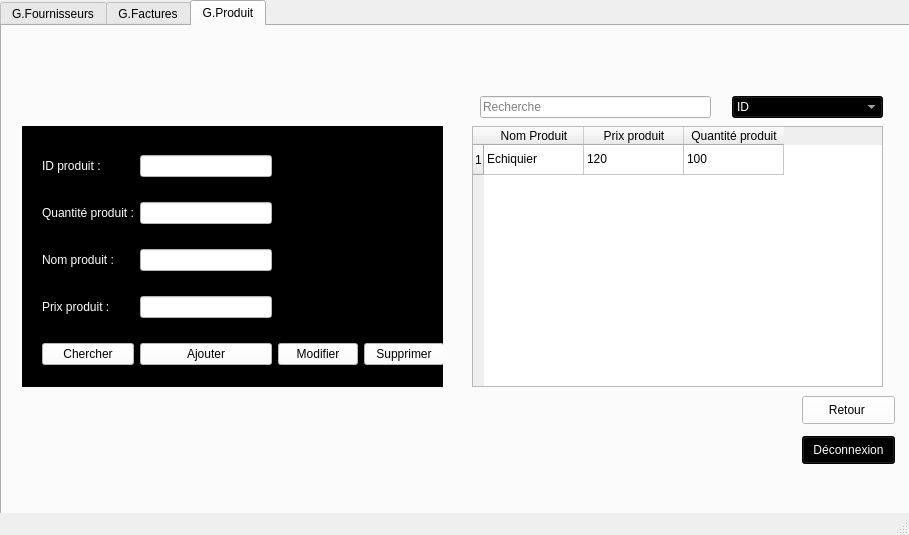
Above: Maquette_G_fournisseurs/mainwindow.ui from yasminedaly/Smart_Club2A20 before the change. Below: the same form after it.
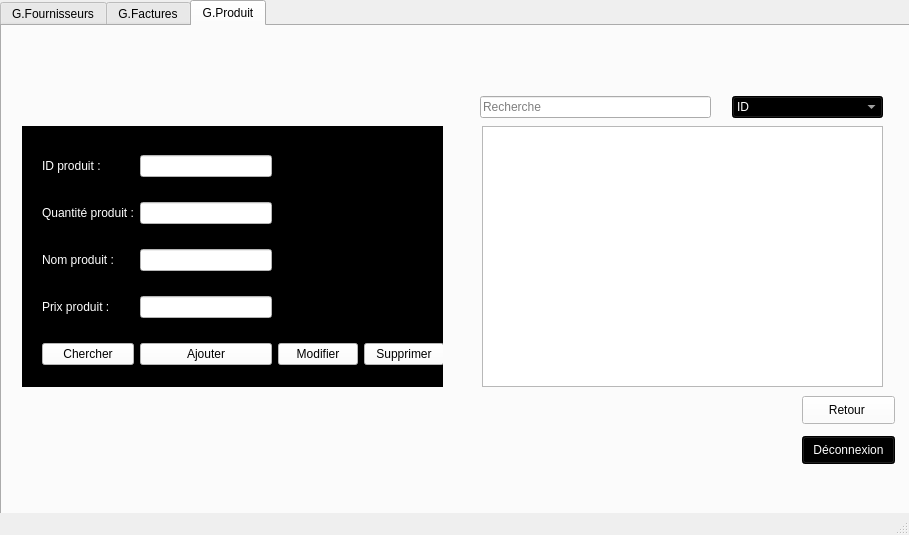
That is the form after the change. The open tabs and pages were chosen to show the change.

What changed in the file:
```diff
--- a/Maquette_G_fournisseurs/mainwindow.ui
+++ b/Maquette_G_fournisseurs/mainwindow.ui
@@ -852,51 +852,6 @@
        <string>Recherche</string>
       </property>
      </widget>
-     <widget class="QTableWidget" name="tableWidget_4">
-      <property name="geometry">
-       <rect>
-        <x>470</x>
-        <y>100</y>
-        <width>411</width>
-        <height>261</height>
-       </rect>
-      </property>
-      <row>
-       <property name="text">
-        <string>1</string>
-       </property>
-      </row>
-      <column>
-       <property name="text">
-        <string>Nom Produit</string>
-       </property>
-      </column>
-      <column>
-       <property name="text">
-        <string>Prix produit</string>
-       </property>
-      </column>
-      <column>
-       <property name="text">
-        <string>Quantité produit</string>
-       </property>
-      </column>
-      <item row="0" column="0">
-       <property name="text">
-        <string>Echiquier</string>
-       </property>
-      </item>
-      <item row="0" column="1">
-       <property name="text">
-        <string>120</string>
-       </property>
-      </item>
-      <item row="0" column="2">
-       <property name="text">
-        <string>100</string>
-       </property>
-      </item>
-     </widget>
      <widget class="QPushButton" name="pushButton_26">
       <property name="geometry">
        <rect>
@@ -1113,6 +1068,16 @@
        </property>
       </item>
      </widget>
+     <widget class="QTableView" name="tableView">
+      <property name="geometry">
+       <rect>
+        <x>480</x>
+        <y>100</y>
+        <width>401</width>
+        <height>261</height>
+       </rect>
+      </property>
+     </widget>
     </widget>
    </widget>
   </widget>
```
Left out of the diff: 25 changed lines with no effect on the pictures.
